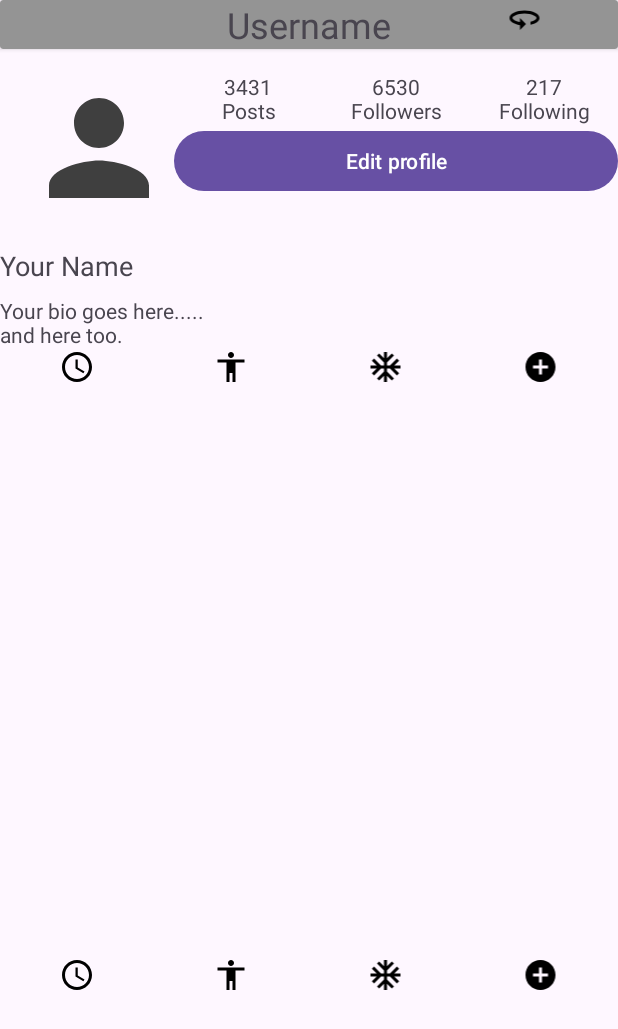
After one commit to ARK2625123/SMD_Ass_2, an Android app: the layout screen_2.xml on its own in the app's theme, with its tools: preview values and no code run, on a phone screen of 412 x 824 dp. The commit adds this screen. Shown: the top 1029 px of the screen. Run offline under Robolectric (Android 15) with nearby library versions, the phone set to English and light mode, and no system bars.

```diff
--- a/SMD_1/app/src/main/java/com/example/smd_1/Screen1.java
+++ b/SMD_1/app/src/main/java/com/example/smd_1/Screen1.java
@@ -12,7 +12,7 @@ import androidx.fragment.app.Fragment;
 import androidx.fragment.app.FragmentManager;
 
 public class Screen1 extends AppCompatActivity {
-ImageButton Bback;
+ImageButton Bback,prof;
 Button call,message;
 Fragment fragCall,fragMessage;
 FragmentManager manager;
@@ -26,6 +26,15 @@ FragmentManager manager;
             @Override
             public void onClick(View view) {
                 Intent intent=new Intent(Screen1.this,MainActivity.class);
+                startActivity(intent);
+                finish();
+            }
+
+        });
+        prof.setOnClickListener(new View.OnClickListener() {
+            @Override
+            public void onClick(View view) {
+                Intent intent=new Intent(Screen1.this,Screen2.class);
                 startActivity(intent);
                 finish();
             }
@@ -66,6 +75,7 @@ FragmentManager manager;
         Bback=findViewById(R.id.Bback);
         call=findViewById(R.id.call);
         message=findViewById(R.id.message);
+        prof=findViewById(R.id.prof);
         fragCall=new fragcall();
         fragMessage=new fragmessage();
     }
--- /dev/null
+++ b/SMD_1/app/src/main/java/com/example/smd_1/Screen2.java
@@ -0,0 +1,24 @@
+package com.example.smd_1;
+
+import android.content.Intent;
+import android.os.Bundle;
+import android.view.View;
+import android.widget.Button;
+import android.widget.ImageButton;
+
+import androidx.activity.EdgeToEdge;
+import androidx.appcompat.app.AppCompatActivity;
+import androidx.fragment.app.Fragment;
+import androidx.fragment.app.FragmentManager;
+
+public class Screen2 extends AppCompatActivity {
+    ImageButton Bback,prof;
+    Button call,message;
+    Fragment fragCall,fragMessage;
+    FragmentManager manager;
+    @Override
+    protected void onCreate(Bundle savedInstanceState) {
+        super.onCreate(savedInstanceState);
+        EdgeToEdge.enable(this);
+        setContentView(R.layout.screen_1);
+    }}
--- /dev/null
+++ b/SMD_1/app/src/main/res/drawable/i1.xml
@@ -0,0 +1,5 @@
+<vector xmlns:android="http://schemas.android.com/apk/res/android" android:autoMirrored="true" android:height="24dp" android:tint="#000000" android:viewportHeight="24" android:viewportWidth="24" android:width="24dp">
+
+    <path android:fillColor="@android:color/white" android:pathData="M12,7C6.48,7 2,9.24 2,12c0,2.24 2.94,4.13 7,4.77V20l4,-4 -4,-4v2.73c-3.15,-0.56 -5,-1.9 -5,-2.73 0,-1.06 3.04,-3 8,-3s8,1.94 8,3c0,0.73 -1.46,1.89 -4,2.53v2.05c3.53,-0.77 6,-2.53 6,-4.58 0,-2.76 -4.48,-5 -10,-5z"/>
+
+</vector>
--- /dev/null
+++ b/SMD_1/app/src/main/res/drawable/i2.xml
@@ -0,0 +1,7 @@
+<vector xmlns:android="http://schemas.android.com/apk/res/android" android:height="24dp" android:tint="#000000" android:viewportHeight="24" android:viewportWidth="24" android:width="24dp">
+
+    <path android:fillColor="@android:color/white" android:pathData="M11.99,2C6.47,2 2,6.48 2,12s4.47,10 9.99,10C17.52,22 22,17.52 22,12S17.52,2 11.99,2zM12,20c-4.42,0 -8,-3.58 -8,-8s3.58,-8 8,-8 8,3.58 8,8 -3.58,8 -8,8z"/>
+
+    <path android:fillColor="@android:color/white" android:pathData="M12.5,7H11v6l5.25,3.15 0.75,-1.23 -4.5,-2.67z"/>
+
+</vector>
--- /dev/null
+++ b/SMD_1/app/src/main/res/drawable/i3.xml
@@ -0,0 +1,5 @@
+<vector xmlns:android="http://schemas.android.com/apk/res/android" android:height="24dp" android:tint="#000000" android:viewportHeight="24" android:viewportWidth="24" android:width="24dp">
+
+    <path android:fillColor="@android:color/white" android:pathData="M12,2c1.1,0 2,0.9 2,2s-0.9,2 -2,2 -2,-0.9 -2,-2 0.9,-2 2,-2zM21,9h-6v13h-2v-6h-2v6L9,22L9,9L3,9L3,7h18v2z"/>
+
+</vector>
--- /dev/null
+++ b/SMD_1/app/src/main/res/drawable/i4.xml
@@ -0,0 +1,5 @@
+<vector xmlns:android="http://schemas.android.com/apk/res/android" android:height="24dp" android:tint="#000000" android:viewportHeight="24" android:viewportWidth="24" android:width="24dp">
+
+    <path android:fillColor="@android:color/white" android:pathData="M22,11h-4.17l3.24,-3.24 -1.41,-1.42L15,11h-2V9l4.66,-4.66 -1.42,-1.41L13,6.17V2h-2v4.17L7.76,2.93 6.34,4.34 11,9v2H9L4.34,6.34 2.93,7.76 6.17,11H2v2h4.17l-3.24,3.24 1.41,1.42L9,13h2v2l-4.66,4.66 1.42,1.41L11,17.83V22h2v-4.17l3.24,3.24 1.42,-1.41L13,15v-2h2l4.66,4.66 1.41,-1.42L17.83,13H22z"/>
+
+</vector>
--- /dev/null
+++ b/SMD_1/app/src/main/res/drawable/i5.xml
@@ -0,0 +1,5 @@
+<vector xmlns:android="http://schemas.android.com/apk/res/android" android:height="24dp" android:tint="#000000" android:viewportHeight="24" android:viewportWidth="24" android:width="24dp">
+
+    <path android:fillColor="@android:color/white" android:pathData="M12,2C6.48,2 2,6.48 2,12s4.48,10 10,10 10,-4.48 10,-10S17.52,2 12,2zM17,13h-4v4h-2v-4L7,13v-2h4L11,7h2v4h4v2z"/>
+
+</vector>
--- /dev/null
+++ b/SMD_1/app/src/main/res/drawable/profile.xml
@@ -0,0 +1,5 @@
+<vector xmlns:android="http://schemas.android.com/apk/res/android" android:height="24dp" android:tint="#FFFFFF" android:viewportHeight="24" android:viewportWidth="24" android:width="24dp">
+
+    <path android:fillColor="@android:color/white" android:pathData="M12,12c2.21,0 4,-1.79 4,-4s-1.79,-4 -4,-4 -4,1.79 -4,4 1.79,4 4,4zM12,14c-2.67,0 -8,1.34 -8,4v2h16v-2c0,-2.66 -5.33,-4 -8,-4z"/>
+
+</vector>
--- /dev/null
+++ b/SMD_1/app/src/main/res/drawable/profiled.xml
@@ -0,0 +1,5 @@
+<vector xmlns:android="http://schemas.android.com/apk/res/android" android:height="24dp" android:tint="#3F3F3F" android:viewportHeight="24" android:viewportWidth="24" android:width="24dp">
+
+    <path android:fillColor="@android:color/white" android:pathData="M12,12c2.21,0 4,-1.79 4,-4s-1.79,-4 -4,-4 -4,1.79 -4,4 1.79,4 4,4zM12,14c-2.67,0 -8,1.34 -8,4v2h16v-2c0,-2.66 -5.33,-4 -8,-4z"/>
+
+</vector>
--- a/SMD_1/app/src/main/res/layout/screen_1.xml
+++ b/SMD_1/app/src/main/res/layout/screen_1.xml
@@ -40,6 +40,14 @@
                     android:text="@string/screen_1"
                     android:textColor="@color/white"
                     android:textSize="25sp" />
+
+                <ImageButton
+                    android:layout_width="351dp"
+                    android:layout_height="30dp"
+                    android:layout_gravity="end"
+                    android:id="@+id/prof"
+                    android:background="@color/navyblue"
+                    android:src="@drawable/profile" />
             </LinearLayout>
 
             <LinearLayout
--- /dev/null
+++ b/SMD_1/app/src/main/res/layout/screen_2.xml
@@ -0,0 +1,245 @@
+<?xml version="1.0" encoding="utf-8"?>
+<?xml version="1.0" encoding="utf-8"?>
+<LinearLayout xmlns:android="http://schemas.android.com/apk/res/android"
+    android:layout_width="match_parent"
+    android:layout_height="match_parent"
+    xmlns:app="http://schemas.android.com/apk/res-auto"
+    android:orientation="vertical">
+
+    <androidx.cardview.widget.CardView
+        android:layout_width="match_parent"
+        android:layout_height="wrap_content"
+        app:cardBackgroundColor="@color/Hint"
+        >
+
+        <TextView
+            android:id="@+id/username"
+            android:layout_width="match_parent"
+            android:layout_height="wrap_content"
+
+            android:text="@string/username"
+            android:textAlignment="center"
+            android:gravity="center"
+            android:textSize="24sp"
+            />
+
+        <ImageView
+            android:layout_width="699dp"
+            android:layout_height="wrap_content"
+            android:gravity="left"
+            android:src="@drawable/i1" />
+
+
+    </androidx.cardview.widget.CardView>
+    <LinearLayout
+        android:layout_width="match_parent"
+        android:layout_height="wrap_content"
+        android:orientation="horizontal">
+
+        <ImageView
+            android:id="@+id/profile_image"
+            android:layout_width="100dp"
+            android:layout_height="100dp"
+            android:layout_marginStart="16dp"
+            android:layout_marginTop="16dp"
+            android:src="@drawable/profiled" />
+            <LinearLayout
+                android:layout_width="match_parent"
+                android:layout_height="wrap_content"
+                android:orientation="vertical"
+                android:layout_marginTop="15dp">
+                    <LinearLayout
+                        android:id="@+id/counts_container"
+                        android:layout_width="match_parent"
+                        android:layout_height="wrap_content"
+                        android:layout_gravity="center_vertical"
+                        android:orientation="horizontal">
+
+                        <TextView
+                            android:layout_width="0dp"
+                            android:layout_height="wrap_content"
+                            android:layout_weight="1"
+                            android:text="@string/_3431_nposts"
+                            android:textAlignment="center"
+                            />
+
+                        <TextView
+                            android:layout_width="0dp"
+                            android:layout_height="wrap_content"
+                            android:layout_weight="1"
+                            android:text="@string/_6530_nfollowers"
+                            android:textAlignment="center"
+                            />
+
+                        <TextView
+                            android:layout_width="0dp"
+                            android:layout_height="wrap_content"
+                            android:layout_weight="1"
+                            android:text="@string/_217_nfollowing"
+                            android:textAlignment="center"
+                            />
+                       </LinearLayout>
+                <Button
+                    android:id="@+id/edit_profile_button"
+                    android:layout_width="match_parent"
+                    android:layout_height="wrap_content"
+
+                    android:text="@string/edit_profile" />
+                 </LinearLayout>
+
+                </LinearLayout>
+
+
+
+
+
+    <LinearLayout
+        android:layout_width="match_parent"
+        android:layout_height="wrap_content"
+        android:orientation="vertical">
+
+        <TextView
+            android:id="@+id/full_name"
+            android:layout_width="wrap_content"
+            android:layout_height="wrap_content"
+            android:layout_marginTop="16dp"
+            android:text="@string/your_name"
+            android:textSize="18sp" />
+
+        <TextView
+            android:id="@+id/bio"
+            android:layout_width="wrap_content"
+            android:layout_height="wrap_content"
+            android:layout_marginTop="8dp"
+            android:text="@string/your_bio_goes_here_nand_here_too" />
+    </LinearLayout>
+
+    <LinearLayout
+        android:layout_width="match_parent"
+        android:layout_height="wrap_content"
+        android:orientation="horizontal">
+
+        <ImageView
+            android:layout_width="wrap_content"
+            android:layout_height="wrap_content"
+            android:src="@drawable/i2"
+            android:layout_weight="1"/>
+        <ImageView
+            android:layout_width="wrap_content"
+            android:layout_height="wrap_content"
+            android:src="@drawable/i3"
+            android:layout_weight="1"/>
+        <ImageView
+            android:layout_width="wrap_content"
+            android:layout_height="wrap_content"
+            android:src="@drawable/i4"
+            android:layout_weight="1"/>
+        <ImageView
+            android:layout_width="wrap_content"
+            android:layout_height="wrap_content"
+            android:src="@drawable/i5"
+            android:layout_weight="1"/>
+    </LinearLayout>
+
+
+    <LinearLayout
+        android:layout_width="match_parent"
+        android:layout_height="381dp"
+        android:orientation="vertical">
+
+        <LinearLayout
+            android:layout_width="match_parent"
+            android:layout_height="wrap_content"
+            android:orientation="horizontal">
+
+            <ImageView
+                android:layout_width="wrap_content"
+                android:layout_height="wrap_content"
+                android:layout_weight="1"
+
+                />
+
+            <ImageView
+                android:layout_width="wrap_content"
+                android:layout_height="wrap_content"
+                android:layout_weight="1" />
+
+            <ImageView
+                android:layout_width="wrap_content"
+                android:layout_height="wrap_content"
+                android:layout_weight="1" />
+        </LinearLayout>
+
+        <LinearLayout
+            android:layout_width="match_parent"
+            android:layout_height="wrap_content"
+            android:orientation="horizontal">
+
+            <ImageView
+                android:layout_width="wrap_content"
+                android:layout_height="wrap_content"
+                android:layout_weight="1" />
+
+            <ImageView
+                android:layout_width="wrap_content"
+                android:layout_height="wrap_content"
+                android:layout_weight="1" />
+
+            <ImageView
+                android:layout_width="wrap_content"
+                android:layout_height="wrap_content"
+                android:layout_weight="1" />
+        </LinearLayout>
+
+        <LinearLayout
+            android:layout_width="match_parent"
+            android:layout_height="wrap_content"
+            android:orientation="horizontal">
+
+            <ImageView
+                android:layout_width="wrap_content"
+                android:layout_height="wrap_content"
+                android:layout_weight="1" />
+
+            <ImageView
+                android:layout_width="wrap_content"
+                android:layout_height="wrap_content"
+                android:layout_weight="1" />
+
+            <ImageView
+                android:layout_width="wrap_content"
+                android:layout_height="wrap_content"
+                android:layout_weight="1" />
+        </LinearLayout>
+
+
+    </LinearLayout>
+    <LinearLayout
+        android:layout_width="match_parent"
+        android:layout_height="wrap_content"
+        android:orientation="horizontal">
+
+        <ImageView
+            android:layout_width="wrap_content"
+            android:layout_height="wrap_content"
+            android:src="@drawable/i2"
+            android:layout_weight="1"/>
+        <ImageView
+            android:layout_width="wrap_content"
+            android:layout_height="wrap_content"
+            android:src="@drawable/i3"
+            android:layout_weight="1"/>
+        <ImageView
+            android:layout_width="wrap_content"
+            android:layout_height="wrap_content"
+            android:src="@drawable/i4"
+            android:layout_weight="1"/>
+        <ImageView
+            android:layout_width="wrap_content"
+            android:layout_height="wrap_content"
+            android:src="@drawable/i5"
+            android:layout_weight="1"/>
+    </LinearLayout>
+
+
+</LinearLayout>
--- a/SMD_1/app/src/main/res/values/strings.xml
+++ b/SMD_1/app/src/main/res/values/strings.xml
@@ -17,4 +17,11 @@
     <string name="screen_1">Screen 1</string>
     <!-- TODO: Remove or change this placeholder text -->
     <string name="hello_blank_fragment">Hello blank fragment</string>
+    <string name="username">Username</string>
+    <string name="_3431_nposts">3431\nPosts</string>
+    <string name="_6530_nfollowers">6530\nFollowers</string>
+    <string name="_217_nfollowing">217\nFollowing</string>
+    <string name="edit_profile">Edit profile</string>
+    <string name="your_name">Your Name</string>
+    <string name="your_bio_goes_here_nand_here_too">Your bio goes here.....\nand here too.</string>
 </resources>
```
Also changed, not shown: SMD_1/app/src/main/res/Images/wepik-export-202403251920311mcJ.png (deleted), SMD_1/app/src/main/res/drawable/wepik_export_202403251920311mcj.png (deleted).
